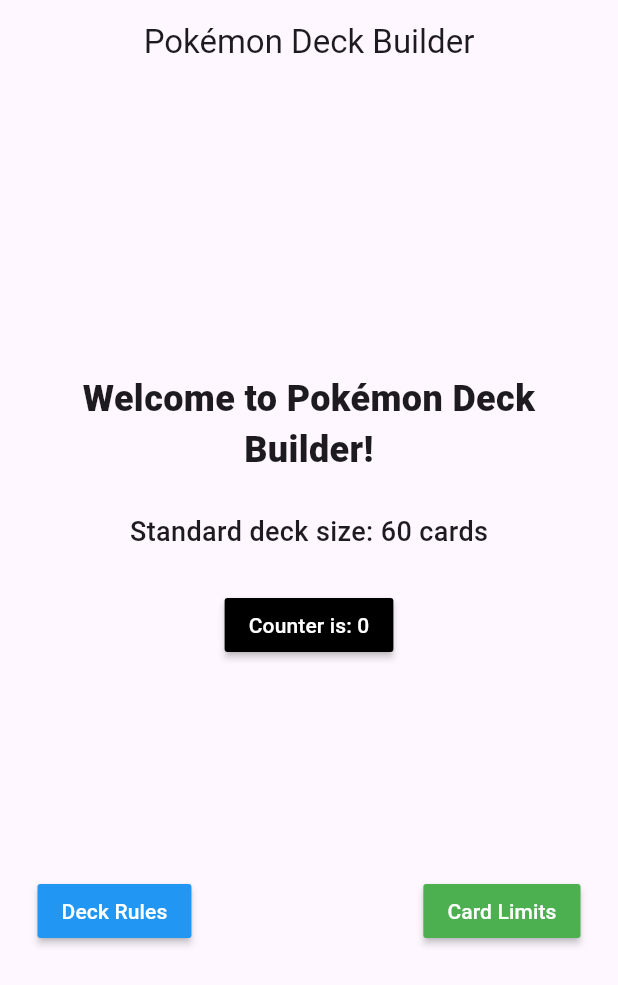
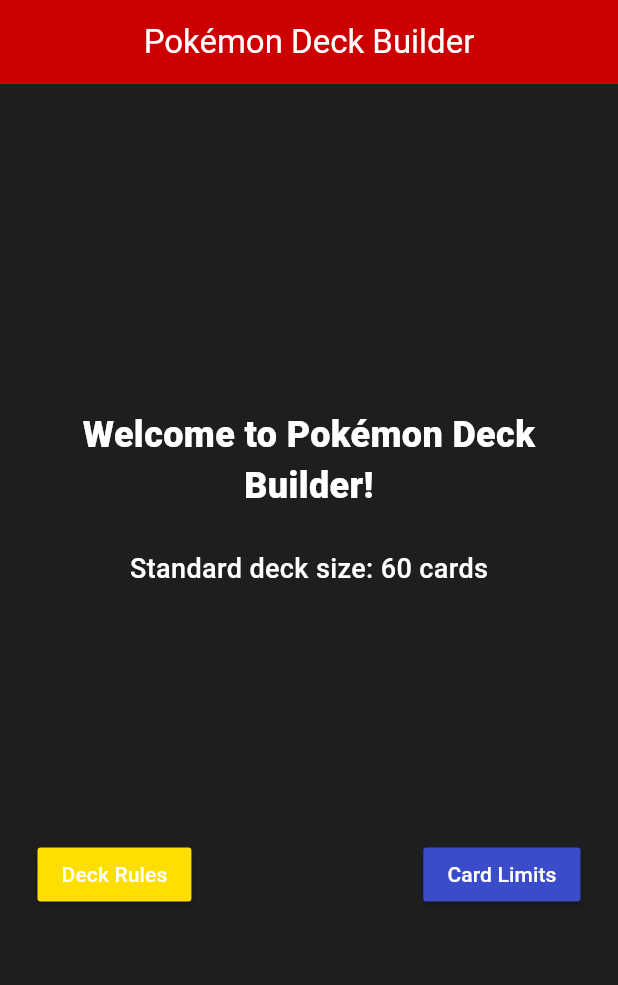
Before and after one commit to stevewalturn/pokemon_deck, a Flutter app: the screen it shows after launch, on a phone screen of 412 x 824 dp. Shown: the top 985 px of the screen. Run offline on Flutter 3.47's test engine with Material 3 defaults, Android fonts, the phone set to English and light mode, and no system bars; our stand-ins replace gap, stacked, stacked_services, stacked_shared.

Commit message:
Update files

```diff
--- a/src/lib/features/home/home_view.dart
+++ b/src/lib/features/home/home_view.dart
@@ -1,6 +1,7 @@
 import 'package:flutter/material.dart';
 import 'package:gap/gap.dart';
 import 'package:stacked/stacked.dart';
+import 'package:pokemon_deck/ui/common/app_colors.dart';
 
 import 'home_viewmodel.dart';
 
@@ -14,9 +15,14 @@ class HomeView extends StackedView<HomeViewModel> {
     Widget? child,
   ) {
     return Scaffold(
+      backgroundColor: kcPokemonBackgroundColor,
       appBar: AppBar(
-        title: const Text('Pokémon Deck Builder'),
+        title: const Text(
+          'Pokémon Deck Builder',
+          style: TextStyle(color: Colors.white),
+        ),
         centerTitle: true,
+        backgroundColor: kcPokemonPrimaryColor,
       ),
       body: SafeArea(
         child: Padding(
@@ -34,6 +40,7 @@ class HomeView extends StackedView<HomeViewModel> {
                       style: TextStyle(
                         fontSize: 24,
                         fontWeight: FontWeight.w900,
+                        color: Colors.white,
                       ),
                       textAlign: TextAlign.center,
                     ),
@@ -43,15 +50,7 @@ class HomeView extends StackedView<HomeViewModel> {
                       style: const TextStyle(
                         fontSize: 18,
                         fontWeight: FontWeight.w500,
-                      ),
-                    ),
-                    const Gap(25),
-                    MaterialButton(
-                      color: Colors.black,
-                      onPressed: viewModel.incrementCounter,
-                      child: Text(
-                        viewModel.counterLabel,
-                        style: const TextStyle(color: Colors.white),
+                        color: Colors.white,
                       ),
                     ),
                   ],
@@ -60,7 +59,7 @@ class HomeView extends StackedView<HomeViewModel> {
                   mainAxisAlignment: MainAxisAlignment.spaceBetween,
                   children: [
                     MaterialButton(
-                      color: Colors.blue,
+                      color: kcPokemonAccentColor,
                       onPressed: viewModel.showDialog,
                       child: const Text(
                         'Deck Rules',
@@ -70,7 +69,7 @@ class HomeView extends StackedView<HomeViewModel> {
                       ),
                     ),
                     MaterialButton(
-                      color: Colors.green,
+                      color: kcPokemonSecondaryColor,
                       onPressed: viewModel.showBottomSheet,
                       child: const Text(
                         'Card Limits',
--- a/src/lib/features/home/home_viewmodel.dart
+++ b/src/lib/features/home/home_viewmodel.dart
@@ -9,16 +9,8 @@ class HomeViewModel extends BaseViewModel {
   final _dialogService = locator<DialogService>();
   final _bottomSheetService = locator<BottomSheetService>();
 
-  String get counterLabel => 'Counter is: $_counter';
   String get deckSizeLabel =>
       'Standard deck size: ${DeckConstants.standardDeckSize} cards';
-
-  int _counter = 0;
-
-  void incrementCounter() {
-    _counter++;
-    rebuildUi();
-  }
 
   void showDialog() {
     _dialogService.showCustomDialog(
--- a/src/lib/ui/common/app_colors.dart
+++ b/src/lib/ui/common/app_colors.dart
@@ -1,9 +1,19 @@
 import 'package:flutter/material.dart';
 
+// Legacy system colors maintained for backwards compatibility
 const Color kcPrimaryColor = Color(0xFF9600FF);
 const Color kcPrimaryColorDark = Color(0xFF300151);
 const Color kcDarkGreyColor = Color(0xFF1A1B1E);
 const Color kcMediumGrey = Color(0xFF474A54);
 const Color kcLightGrey = Color.fromARGB(255, 187, 187, 187);
 const Color kcVeryLightGrey = Color(0xFFE3E3E3);
-const Color kcBackgroundColor = kcDarkGreyColor;
+
+// Main Pokemon theme colors
+const Color kcPokemonPrimaryColor = Color(0xFFCC0000); // Pokemon Red
+const Color kcPokemonSecondaryColor = Color(0xFF3B4CCA); // Pokemon Blue
+const Color kcPokemonAccentColor = Color(0xFFFFDE00); // Pokemon Yellow
+const Color kcPokemonBackgroundColor =
+    Color(0xFF1E1E1E); // Dark theme background
+
+// Update background color to use Pokemon theme
+const Color kcBackgroundColor = kcPokemonBackgroundColor;
```
